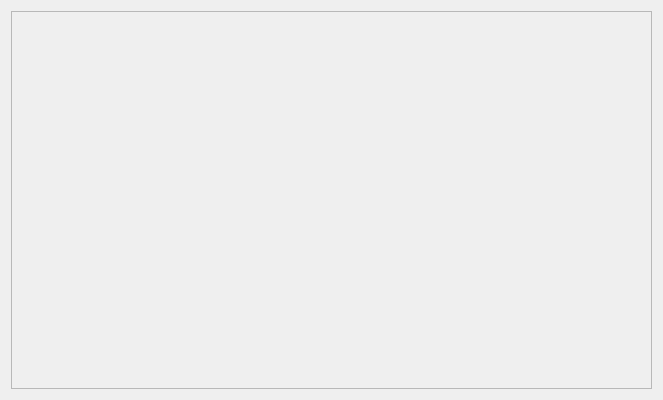
First picture: the form in dashboardwidget.ui, repository Bragaman/DragableDashboard, before the edit.
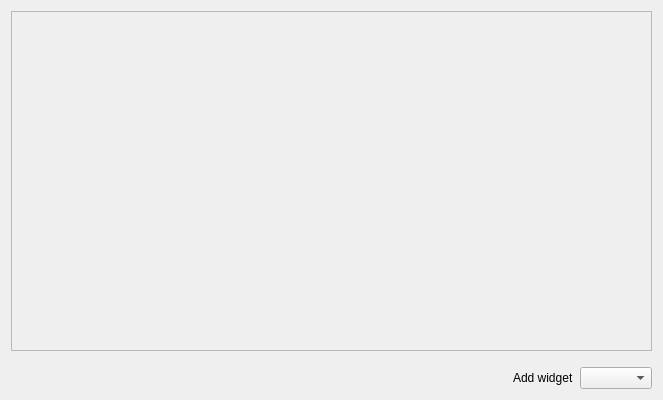
Second picture: the form after the edit.

Diff of the .ui file:
```diff
--- a/dashboardwidget.ui
+++ b/dashboardwidget.ui
@@ -16,7 +16,7 @@
   <property name="windowTitle">
    <string>Widget</string>
   </property>
-  <layout class="QVBoxLayout" name="verticalLayout_2" stretch="0">
+  <layout class="QVBoxLayout" name="verticalLayout_2" stretch="0,0">
    <item>
     <widget class="QScrollArea" name="scrollArea">
      <property name="widgetResizable">
@@ -28,7 +28,7 @@
         <x>0</x>
         <y>0</y>
         <width>637</width>
-        <height>374</height>
+        <height>330</height>
        </rect>
       </property>
       <layout class="QVBoxLayout" name="verticalLayout">
@@ -52,6 +52,36 @@
      </widget>
     </widget>
    </item>
+   <item>
+    <layout class="QHBoxLayout" name="horizontalLayout">
+     <property name="topMargin">
+      <number>10</number>
+     </property>
+     <item>
+      <spacer name="horizontalSpacer">
+       <property name="orientation">
+        <enum>Qt::Horizontal</enum>
+       </property>
+       <property name="sizeHint" stdset="0">
+        <size>
+         <width>40</width>
+         <height>20</height>
+        </size>
+       </property>
+      </spacer>
+     </item>
+     <item>
+      <widget class="QLabel" name="label">
+       <property name="text">
+        <string>Add widget</string>
+       </property>
+      </widget>
+     </item>
+     <item>
+      <widget class="QComboBox" name="comboBoxItems"/>
+     </item>
+    </layout>
+   </item>
   </layout>
  </widget>
  <layoutdefault spacing="6" margin="11"/>
```
Left out of the diff: 2 changed lines with no effect on the pictures.
